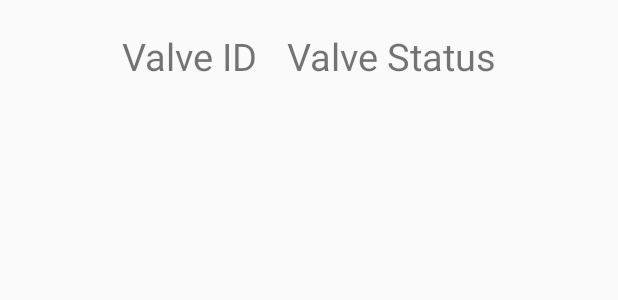
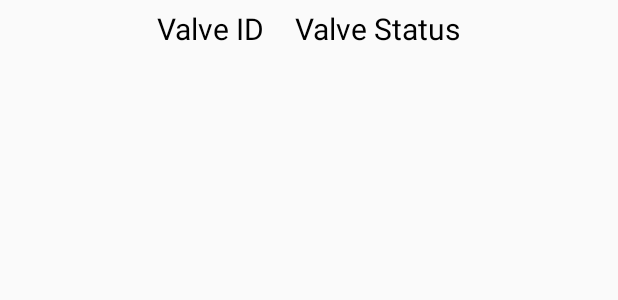
Before and after one commit to job2522/YIP-BangchakPOC, an Android app: the layout summary_list_row.xml on its own in the app's theme, with its tools: preview values and no code run, on a phone screen of 412 x 824 dp. Shown: the top 300 px of the screen. Run offline under Robolectric (Android 15) with nearby library versions, the phone set to English and light mode, and no system bars.

Commit message:
Updates summary list

```diff
--- a/app/src/main/res/layout/summary_list_row.xml
+++ b/app/src/main/res/layout/summary_list_row.xml
@@ -3,13 +3,14 @@
     android:orientation="horizontal"
     android:layout_width="match_parent"
     android:layout_height="wrap_content"
-    android:paddingTop="20sp"
+    android:paddingTop="5sp"
     android:gravity="center"
     >
     <TextView
         android:id="@+id/valveIdSummary"
         android:text="Valve ID"
-        android:textSize="25sp"
+        android:textSize="20sp"
+        android:textColor="#000000"
         android:layout_width="wrap_content"
         android:layout_height="wrap_content"
         android:paddingRight="10sp"
@@ -18,7 +19,8 @@
     <TextView
         android:id="@+id/valveStatus"
         android:text="Valve Status"
-        android:textSize="25sp"
+        android:textSize="20sp"
+        android:textColor="#000000"
         android:layout_width="wrap_content"
         android:layout_height="wrap_content"
         android:paddingLeft="10sp"
```
Also changed, not shown: app/src/main/java/com/yibintsoi/navigation/PopSummary.java (+44 -7 lines), app/src/main/java/com/yibintsoi/navigation/PopValveList.java (+1 -6 lines).
